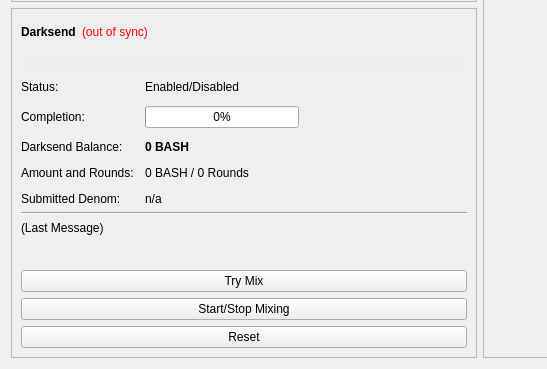
First picture: the form in src/qt/forms/overviewpage.ui, repository bashcoindev/bashcoin, before the edit; both pictures show x 0 to 547 and y 240 to 609 of the 960 by 609 pixel window.
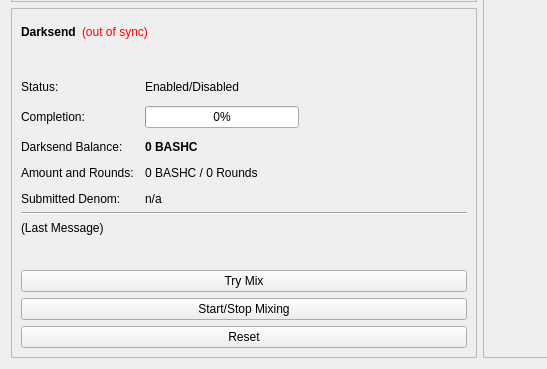
Second picture: the form after the edit.

Diff of the .ui file:
```diff
--- a/src/qt/forms/overviewpage.ui
+++ b/src/qt/forms/overviewpage.ui
@@ -1007,7 +1007,7 @@
                </font>
               </property>
               <property name="text">
-               <string notr="true">0 BASH</string>
+               <string notr="true">0 BASHC</string>
               </property>
              </widget>
             </item>
@@ -1021,7 +1021,7 @@
             <item row="4" column="1">
              <widget class="QLabel" name="labelAmountRounds">
               <property name="text">
-               <string>0 BASH / 0 Rounds</string>
+               <string>0 BASHC / 0 Rounds</string>
               </property>
              </widget>
             </item>
```
